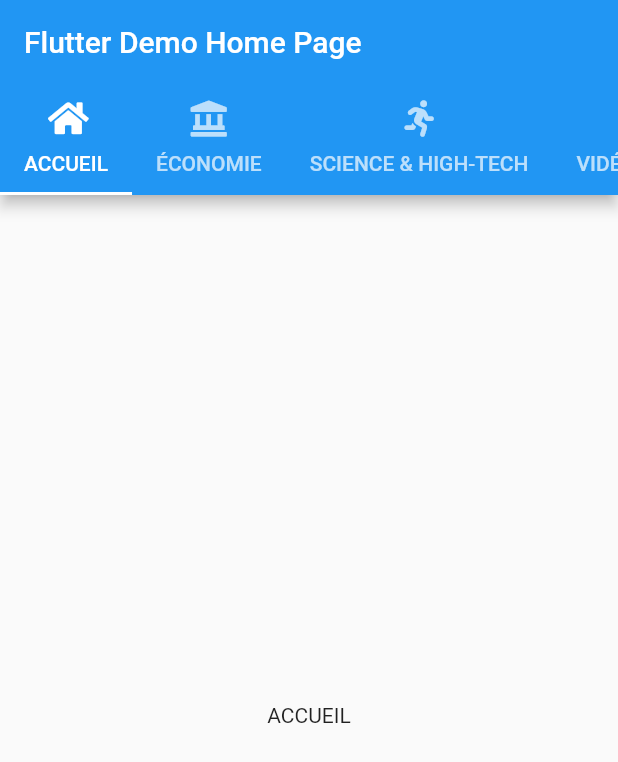
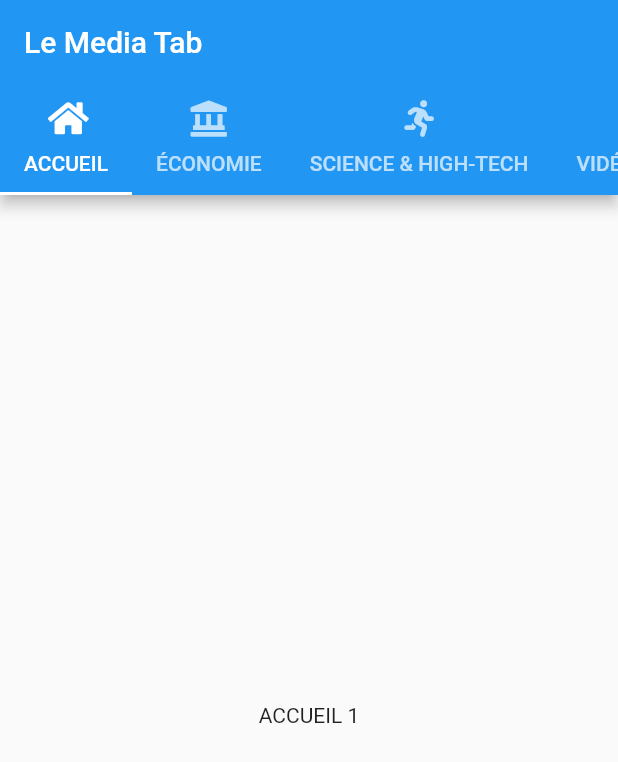
Before and after one commit to litetekno92/tabbar, a Flutter app: the screen it shows after launch, on a phone screen of 412 x 824 dp. Shown: the top 762 px of the screen. Run offline on Flutter 3.47's test engine with Material 2 defaults, Android fonts, the phone set to English and light mode, and no system bars; our stand-ins replace font_awesome_flutter.

```diff
--- a/lib/main.dart
+++ b/lib/main.dart
@@ -8,7 +8,8 @@ class MyApp extends StatelessWidget {
   @override
   Widget build(BuildContext context) {
     return MaterialApp(
-      title: 'Flutter Demo',
+      title: 'Le MediaSn Tab',
+      debugShowCheckedModeBanner: false,
       theme: ThemeData(
         // This is the theme of your application.
         //
@@ -21,7 +22,7 @@ class MyApp extends StatelessWidget {
         // is not restarted.
         primarySwatch: Colors.blue,
       ),
-      home: MyTabbedPage (title: 'Flutter Demo Home Page'),
+      home: MyTabbedPage (title: 'Le Media Tab'),
     );
   }
 }
--- a/lib/mytabbedpage.dart
+++ b/lib/mytabbedpage.dart
@@ -76,8 +76,8 @@ class _MyTabbedPageState extends State<MyTabbedPage> with SingleTickerProviderSt
       ),
       body: TabBarView(
         controller: _tabController,
-        children: myTabs.map((Tab tab) {
-          return Center(child: Text(tab.text));
+        children: categories.map((Category cat) {
+          return Center(child: Text(cat.title + ' ' + cat.id.toString()));
         }).toList(),
       ),
     );
```
